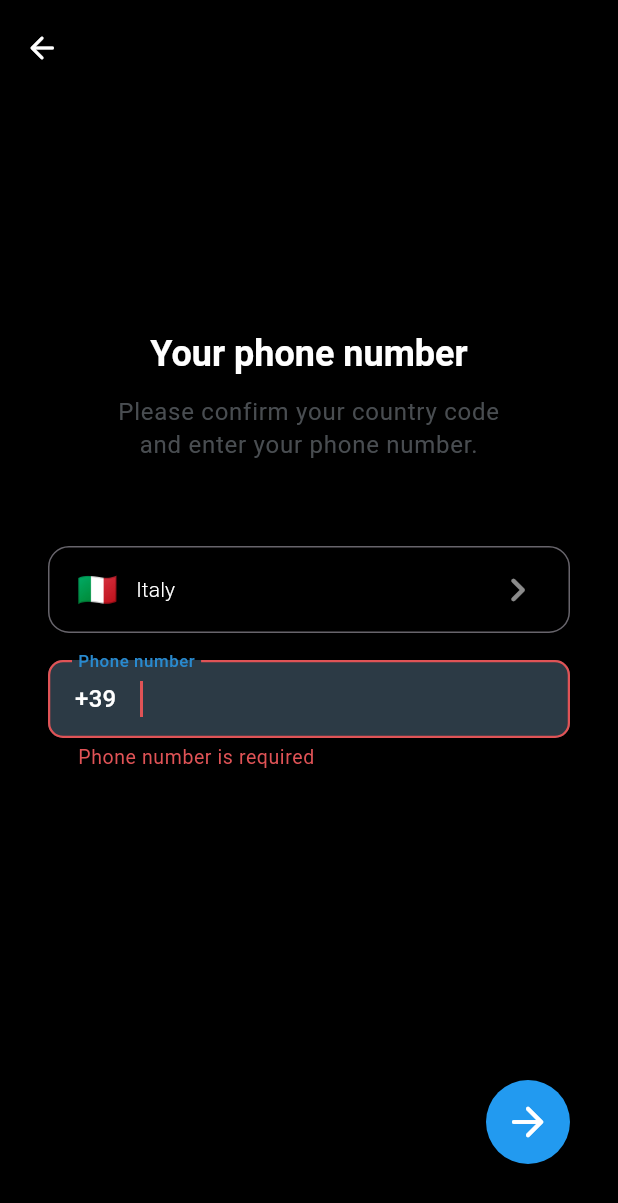
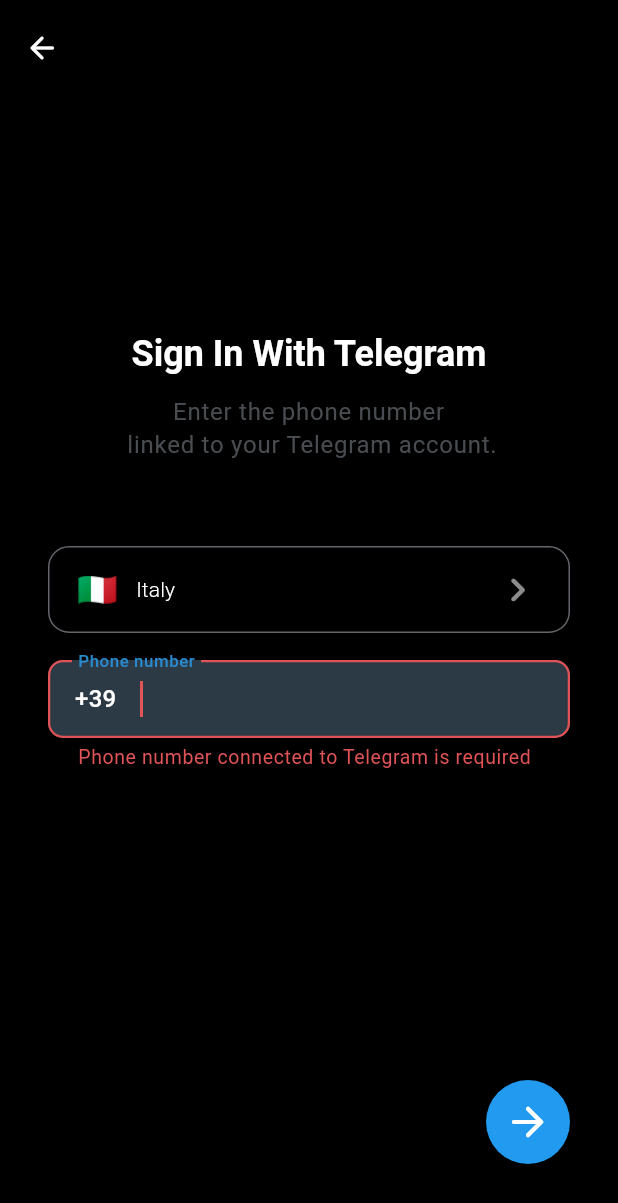
Before and after one commit to ali-abdollahzadeh/telegram-drive, a Flutter app: the LoginCredentialsScreen screen opened by its route, after a tap on the "arrow forward" icon, on a phone screen of 412 x 824 dp. Shown: the top 1203 px of the screen. Run offline on Flutter 3.47's test engine with Material 3 defaults, Android fonts, the phone set to English and light mode, and no system bars; our stand-ins replace chewie, country_picker, file_picker, flutter_riverpod, flutter_secure_storage, flutter_svg and 8 more; missing offline and left inert: flutter_pdfview; accounts and stored records are empty.

Commit message:
feat: implement phone-based authentication flow with login and verification screens

```diff
--- a/lib/core/constants/app_text.dart
+++ b/lib/core/constants/app_text.dart
@@ -32,18 +32,24 @@
   // ---------------------------------------------------------------------------
   static const connectAccount = 'Connect Account';
 
+  // login page
+  static const signInWithTelegram = 'Sign In With Telegram';
+  static const enterYourPhone =
+      'Enter the phone number \n linked to your Telegram account.';
+
   // Form labels & hints
   static const phoneNumber = 'Phone Number';
   static const phoneNumberHint = '+1 234 567 8900';
   static const enterPhoneNumber = 'Enter your phone number';
 
   static const phoneLoginDescription =
-      'We use your phone number only to log in to your Telegram account. API credentials are handled inside the app.';
+      'We use your phone number only to log in to your Telegram account.';
 
   // Validation messages
-  static const phoneNumberRequired = 'Phone number is required';
+  static const phoneNumberRequired =
+      'Phone number connected to Telegram is required';
   static const phoneNumberInvalid =
-      'Enter a valid phone number with country code';
+      'Enter a valid phone number connected to Telegram';
 
   // Info card
   static const telegramSessionStoredOnDevice =
@@ -57,11 +63,12 @@
   // ---------------------------------------------------------------------------
   static const verifyCode = 'Verify Code';
   static const enterVerificationCode = 'Enter verification code';
-  static const codeSentTo = 'We sent a code to '; // append phone number
+  static const codeSentTo =
+      'Check Telegram for the code sent to '; // append phone number
   static const verificationCode = 'Verification Code';
   static const verificationCodeHint = '12345';
   static const pleaseEnterFullCode = 'Please enter the full verification code';
-  static const didntReceiveCode = "Didn't receive code?";
+  static const didntReceiveCode = "Didn’t get the code in Telegram?";
   static const resendIn = 'Resend in '; // append countdown string, e.g. "60s"
   static const resend = 'Resend';
   static const verify = 'Verify';
--- a/lib/features/auth/presentation/screens/login_credentials_screen.dart
+++ b/lib/features/auth/presentation/screens/login_credentials_screen.dart
@@ -4,6 +4,7 @@
 import 'package:flutter_riverpod/flutter_riverpod.dart';
 import 'package:go_router/go_router.dart';
 
+import '../../../../core/constants/app_text.dart';
 import '../../../../core/routing/app_router.dart';
 import '../../../../core/theme/app_colors.dart';
 import '../providers/auth_provider.dart';
@@ -123,7 +124,7 @@
                       children: [
                         const SizedBox(height: 220),
                         Text(
-                          'Your phone number',
+                          AppText.signInWithTelegram,
                           textAlign: TextAlign.center,
                           style: theme.textTheme.headlineSmall?.copyWith(
                             fontWeight: FontWeight.w700,
@@ -131,7 +132,7 @@
                         ),
                         const SizedBox(height: 12),
                         Text(
-                          'Please confirm your country code\nand enter your phone number.',
+                          AppText.enterYourPhone,
                           textAlign: TextAlign.center,
                           style: theme.textTheme.bodyLarge?.copyWith(
                             color: theme.textTheme.bodyMedium?.color
@@ -321,11 +322,11 @@
         final phone = value?.trim() ?? '';
 
         if (phone.isEmpty) {
-          return 'Phone number is required';
+          return AppText.phoneNumberRequired;
         }
 
         if (phone.length < 6) {
-          return 'Enter a valid phone number';
+          return AppText.phoneNumberInvalid;
         }
 
         return null;
```
Also changed, not shown: lib/features/auth/presentation/screens/code_verification_screen.dart (+13 -6 lines).
